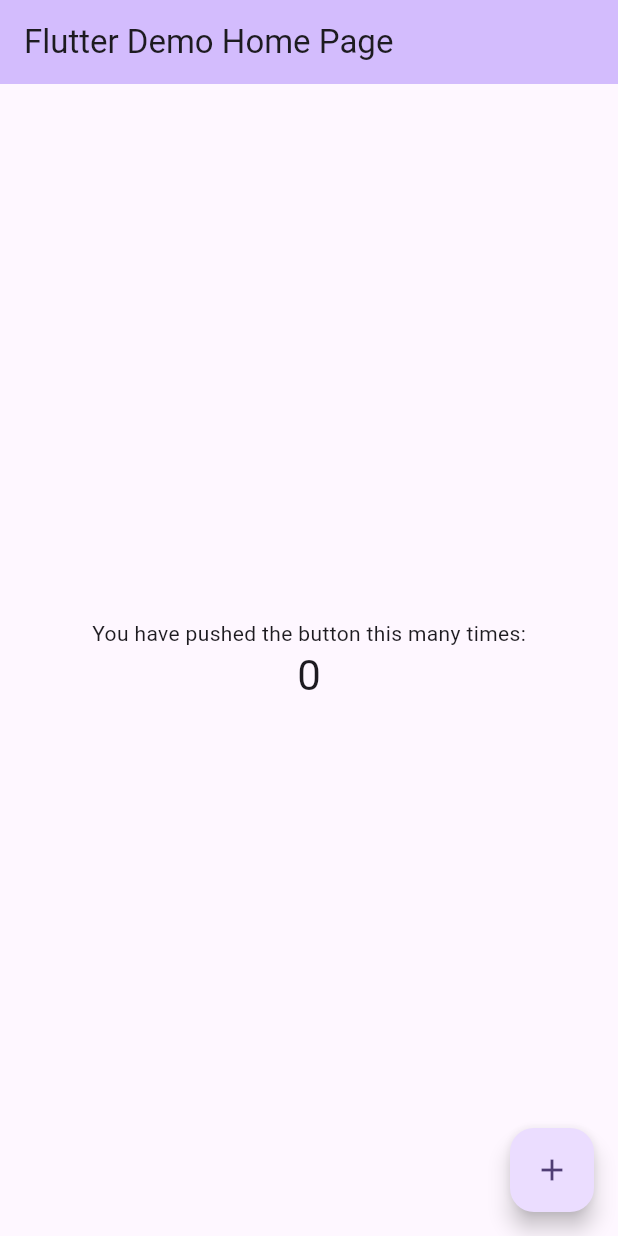
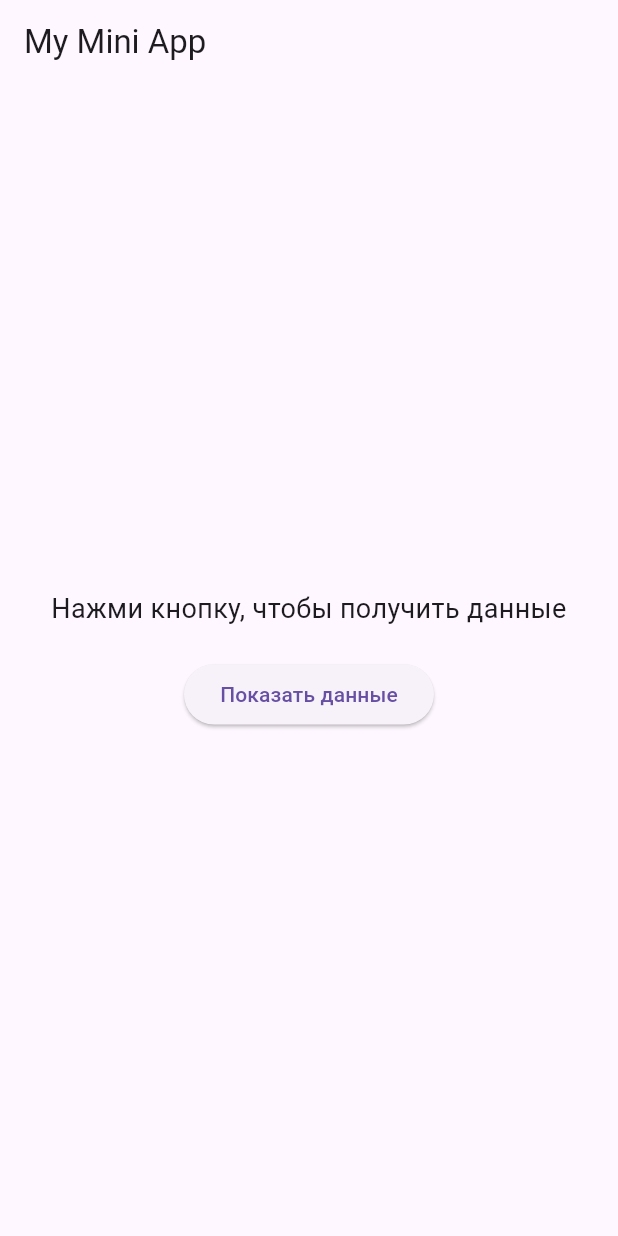
Before and after one commit to ilyin0/myapp, a Flutter app: the screen it shows after launch, on a phone screen of 412 x 824 dp. Run offline on Flutter 3.47's test engine with Material 3 defaults, Android fonts, the phone set to English and light mode, and no system bars; missing offline and left inert: dart:js_interop.

```diff
--- a/lib/main.dart
+++ b/lib/main.dart
@@ -1,4 +1,5 @@
 import 'package:flutter/material.dart';
+import 'dart:js_interop';
 
 void main() {
   runApp(const MyApp());
@@ -7,116 +8,81 @@ void main() {
 class MyApp extends StatelessWidget {
   const MyApp({super.key});
 
-  // This widget is the root of your application.
   @override
   Widget build(BuildContext context) {
-    return MaterialApp(
-      title: 'Flutter Demo',
-      theme: ThemeData(
-        // This is the theme of your application.
-        //
-        // TRY THIS: Try running your application with "flutter run". You'll see
-        // the application has a purple toolbar. Then, without quitting the app,
-        // try changing the seedColor in the colorScheme below to Colors.green
-        // and then invoke "hot reload" (save your changes or press the "hot
-        // reload" button in a Flutter-supported IDE, or press "r" if you used
-        // the command line to start the app).
-        //
-        // Notice that the counter didn't reset back to zero; the application
-        // state is not lost during the reload. To reset the state, use hot
-        // restart instead.
-        //
-        // This works for code too, not just values: Most code changes can be
-        // tested with just a hot reload.
-        colorScheme: ColorScheme.fromSeed(seedColor: Colors.deepPurple),
-      ),
-      home: const MyHomePage(title: 'Flutter Demo Home Page'),
-    );
+    return MaterialApp(theme: ThemeData.light(), home: const HomePage());
   }
 }
 
-class MyHomePage extends StatefulWidget {
-  const MyHomePage({super.key, required this.title});
-
-  // This widget is the home page of your application. It is stateful, meaning
-  // that it has a State object (defined below) that contains fields that affect
-  // how it looks.
-
-  // This class is the configuration for the state. It holds the values (in this
-  // case the title) provided by the parent (in this case the App widget) and
-  // used by the build method of the State. Fields in a Widget subclass are
-  // always marked "final".
-
-  final String title;
+class HomePage extends StatefulWidget {
+  const HomePage({super.key});
 
   @override
-  State<MyHomePage> createState() => _MyHomePageState();
+  State<HomePage> createState() => _HomePageState();
 }
 
-class _MyHomePageState extends State<MyHomePage> {
-  int _counter = 0;
+class _HomePageState extends State<HomePage> {
+  String userInfo = "Нажми кнопку, чтобы получить данные";
 
-  void _incrementCounter() {
+  void showUserData() {
+    // Приводим глобальный объект к нашему типу WebApp
+    final webApp = telegramWebApp as WebApp;
+    final user = webApp.initDataUnsafe.user;
+
     setState(() {
-      // This call to setState tells the Flutter framework that something has
-      // changed in this State, which causes it to rerun the build method below
-      // so that the display can reflect the updated values. If we changed
-      // _counter without calling setState(), then the build method would not be
-      // called again, and so nothing would appear to happen.
-      _counter++;
+      if (user != null) {
+        // Обратите внимание: поля теперь доступны как обычные свойства Dart
+        userInfo = "Имя: ${user.firstName} ${user.lastName ?? ''}\nID: ${user.id}";
+      } else {
+        userInfo = "Данные не найдены.\nЗапустите в Telegram!";
+      }
     });
   }
 
   @override
   Widget build(BuildContext context) {
-    // This method is rerun every time setState is called, for instance as done
-    // by the _incrementCounter method above.
-    //
-    // The Flutter framework has been optimized to make rerunning build methods
-    // fast, so that you can just rebuild anything that needs updating rather
-    // than having to individually change instances of widgets.
     return Scaffold(
-      appBar: AppBar(
-        // TRY THIS: Try changing the color here to a specific color (to
-        // Colors.amber, perhaps?) and trigger a hot reload to see the AppBar
-        // change color while the other colors stay the same.
-        backgroundColor: Theme.of(context).colorScheme.inversePrimary,
-        // Here we take the value from the MyHomePage object that was created by
-        // the App.build method, and use it to set our appbar title.
-        title: Text(widget.title),
-      ),
+      appBar: AppBar(title: const Text("My Mini App")),
       body: Center(
-        // Center is a layout widget. It takes a single child and positions it
-        // in the middle of the parent.
         child: Column(
-          // Column is also a layout widget. It takes a list of children and
-          // arranges them vertically. By default, it sizes itself to fit its
-          // children horizontally, and tries to be as tall as its parent.
-          //
-          // Column has various properties to control how it sizes itself and
-          // how it positions its children. Here we use mainAxisAlignment to
-          // center the children vertically; the main axis here is the vertical
-          // axis because Columns are vertical (the cross axis would be
-          // horizontal).
-          //
-          // TRY THIS: Invoke "debug painting" (choose the "Toggle Debug Paint"
-          // action in the IDE, or press "p" in the console), to see the
-          // wireframe for each widget.
           mainAxisAlignment: MainAxisAlignment.center,
-          children: <Widget>[
-            const Text('You have pushed the button this many times:'),
+          children: [
             Text(
-              '$_counter',
-              style: Theme.of(context).textTheme.headlineMedium,
+              userInfo,
+              textAlign: TextAlign.center,
+              style: const TextStyle(fontSize: 18),
+            ),
+            const SizedBox(height: 20),
+            ElevatedButton(
+              onPressed: showUserData,
+              child: const Text("Показать данные"),
             ),
           ],
         ),
       ),
-      floatingActionButton: FloatingActionButton(
-        onPressed: _incrementCounter,
-        tooltip: 'Increment',
-        child: const Icon(Icons.add),
-      ), // This trailing comma makes auto-formatting nicer for build methods.
     );
   }
 }
+
+// Указываем Dart, что объект Telegram живет в глобальном окне (window)
+@JS('Telegram.WebApp')
+external JSObject get telegramWebApp;
+
+// Описываем, какие поля мы хотим видеть у WebApp
+extension type WebApp(JSObject _) implements JSObject {
+  external WebAppInitData get initDataUnsafe;
+}
+
+extension type WebAppInitData(JSObject _) implements JSObject {
+  external WebAppUser? get user;
+}
+
+extension type WebAppUser(JSObject _) implements JSObject {
+  external int get id;
+
+  @JS('first_name')
+  external String get firstName;
+
+  @JS('last_name')
+  external String? get lastName;
+}
```
Also changed, not shown: 20 other files.
